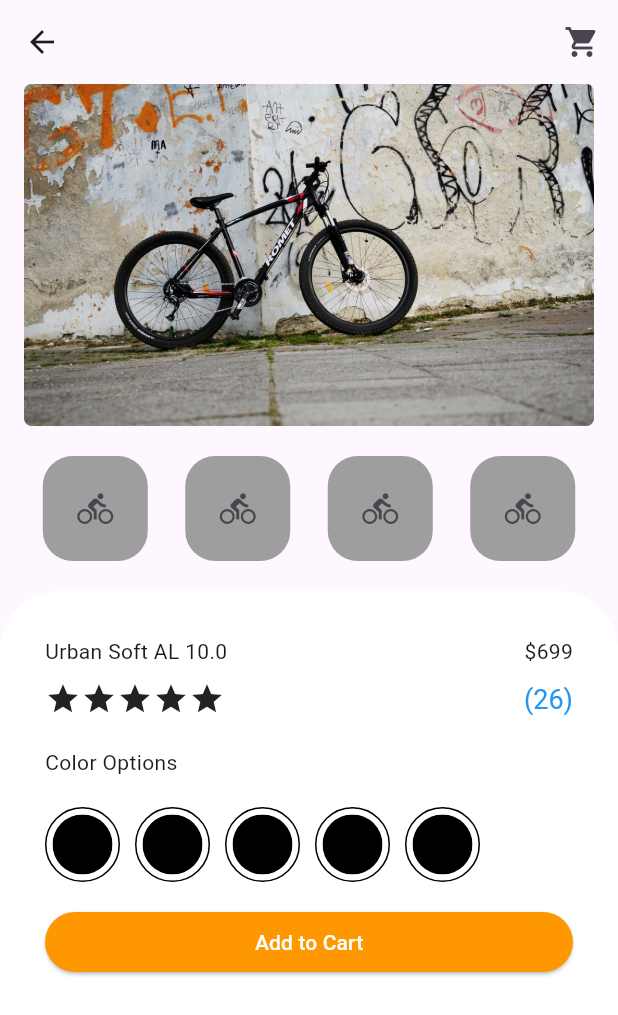
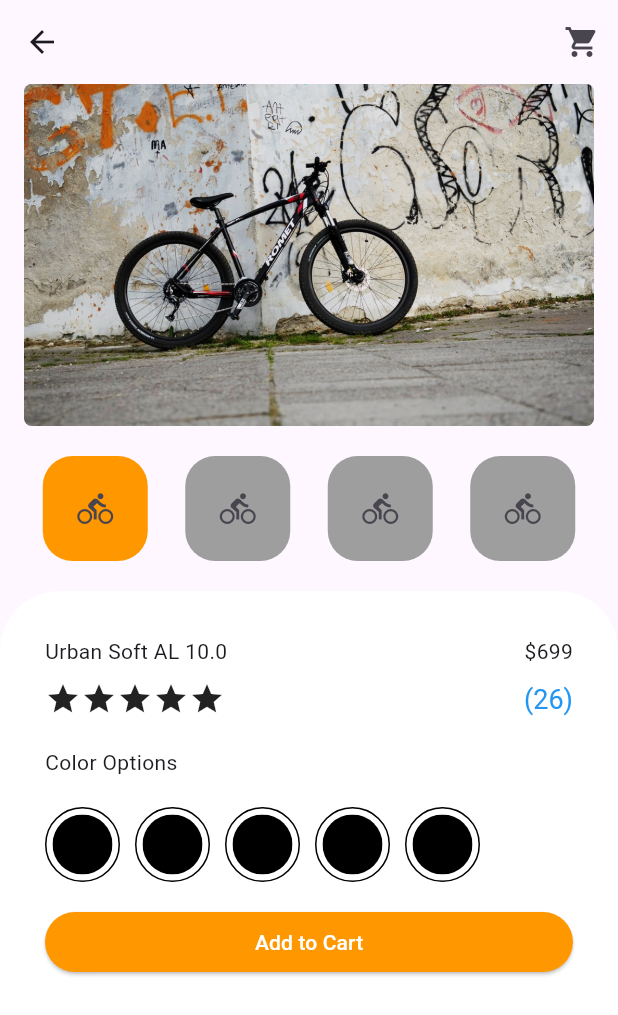
Before and after one commit to codingspecialist/flutter-riverpod-basic, a Flutter app: the screen it shows after launch, on a phone screen of 412 x 824 dp. Shown: the top 1015 px of the screen. Run offline on Flutter 3.47's test engine with Material 3 defaults, Android fonts, the phone set to English and light mode, and no system bars; our stand-ins replace flutter_riverpod.

Commit message:
쇼핑카트 riverpod 오ã완료

```diff
--- a/lib/component/selector_button.dart
+++ b/lib/component/selector_button.dart
@@ -10,12 +10,13 @@ class SelectorButton extends ConsumerWidget {
   @override
   Widget build(BuildContext context, WidgetRef ref) {
     HomeVM vm = ref.read(homeProvider.notifier);
+    SelectorModel model = ref.watch(homeProvider);
 
     return Container(
       width: 70,
       height: 70,
       decoration: BoxDecoration(
-        color: Colors.grey,
+        color: model.isSelected(myIndex) ? Colors.orange : Colors.grey,
         borderRadius: BorderRadius.circular(20),
       ),
       child: IconButton(
--- a/lib/component/selector_header.dart
+++ b/lib/component/selector_header.dart
@@ -17,7 +17,7 @@ class SelectorHeader extends ConsumerWidget {
             borderRadius: BorderRadius.circular(5),
             child: AspectRatio(
               aspectRatio: 5 / 3,
-              child: Image.asset("${model.currentImage}", fit: BoxFit.cover),
+              child: Image.asset("${model.selectedImage()}", fit: BoxFit.cover),
             ),
           ),
           Padding(
--- a/lib/page/home_vm.dart
+++ b/lib/page/home_vm.dart
@@ -18,7 +18,10 @@ class SelectorModel {
   }
 
   // getter
-  String get currentImage => images[selectedIndex];
+  String selectedImage() => images[selectedIndex];
+
+  // getter
+  bool isSelected(int myIndex) => selectedIndex == myIndex;
 }
 
 // 2. 창고 (상태와 행위를 가진다)
--- a/lib/selector_model.dart
+++ /dev/null
@@ -1,15 +0,0 @@
-class SelectorModel {
-  List<String> images = [
-    'assets/p1.jpeg',
-    'assets/p2.jpeg',
-    'assets/p3.jpeg',
-    'assets/p4.jpeg',
-  ];
-  int selectedIndex = 0;
-
-  String get currentImage => images[selectedIndex];
-
-  void select(int index) {
-    selectedIndex = index;
-  }
-}
```
